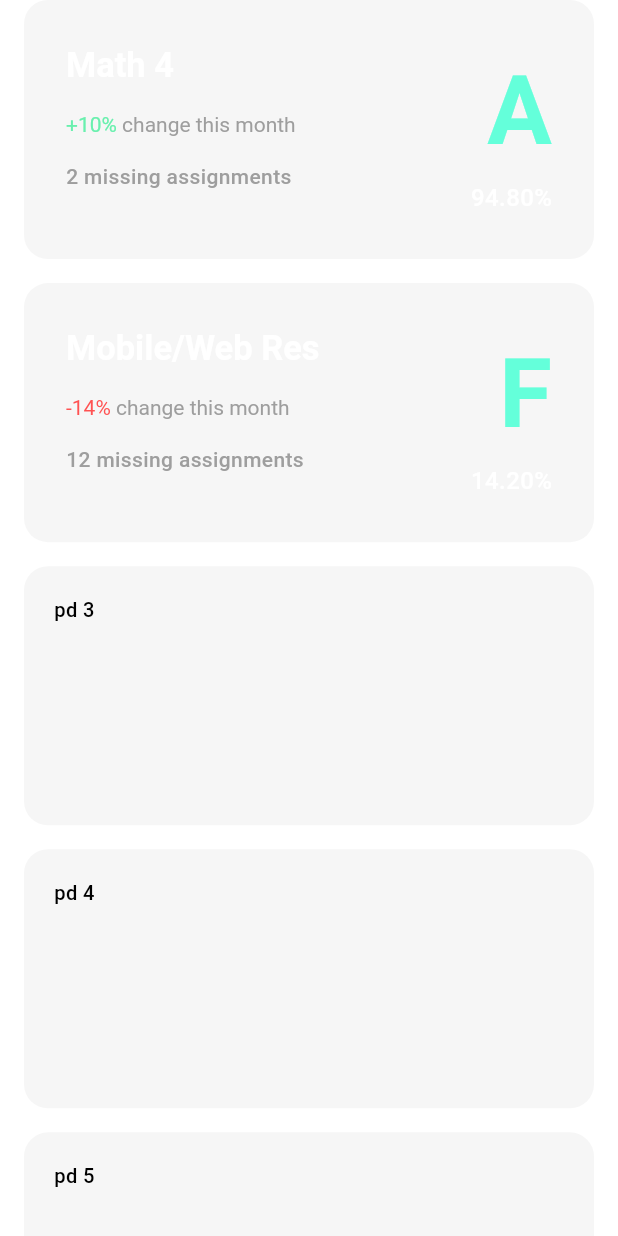
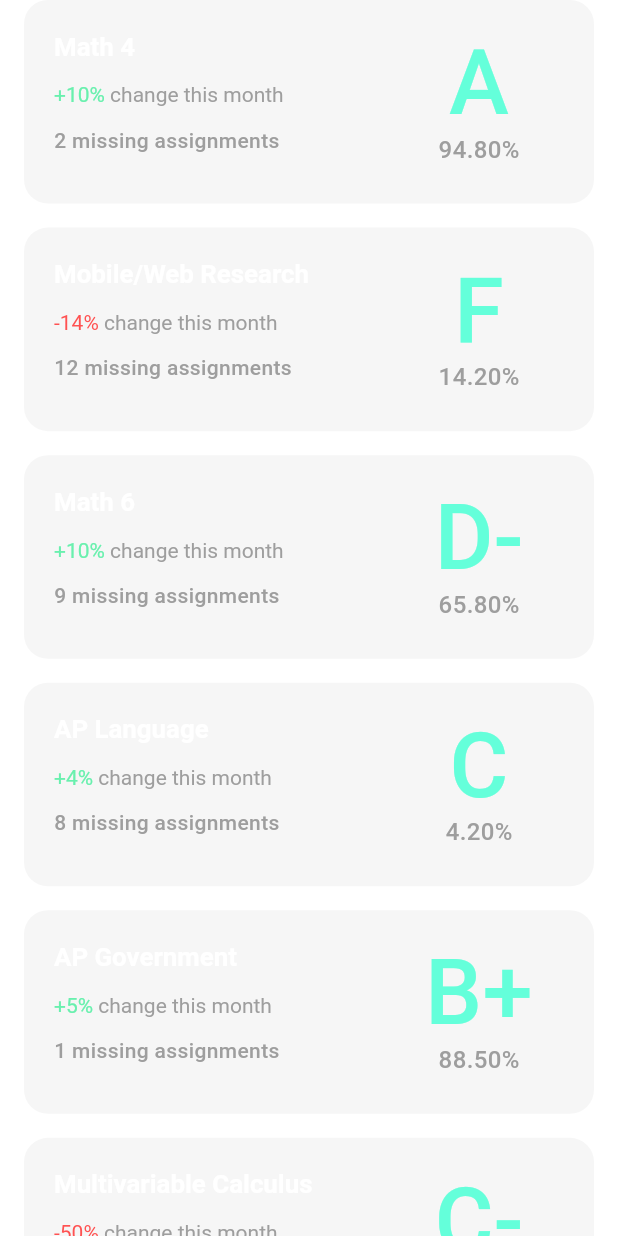
Before and after one commit to IshanA2007/GeneSIS, a Flutter app: the GenesisCardGrid widget shown alone on an empty page, opened directly, on a phone screen of 412 x 824 dp. Run offline on Flutter 3.47's test engine with Material 3 defaults, Android fonts, the phone set to English and light mode, and no system bars; our stand-ins replace carousel_slider, fl_chart, flutter_screenutil, get, iconsax, smooth_page_indicator; Roboto replaces fonts that are missing (Poppins).

```diff
--- a/lib/features/app/screens/home/widgets/card_grid.dart
+++ b/lib/common/widgets/card_grid.dart
@@ -1,14 +1,14 @@
 import 'package:flutter/material.dart';
-import 'package:grades/features/app/screens/home/widgets/genesis_card.dart';
+import 'package:grades/common/widgets/genesis_card.dart';
 import 'package:grades/utils/constants/sizes.dart';
 
 class GenesisCardGrid extends StatelessWidget {
-  const GenesisCardGrid({super.key, required this.columns, required this.rows, required this.children});
+  const GenesisCardGrid({super.key, required this.columns, required this.rows, required this.children, required this.childAspectRatio});
 
   final int rows;
   final int columns;
   final List<Widget> children;
-
+  final double childAspectRatio;
   @override
   Widget build(BuildContext context) {
     return Padding(
@@ -25,7 +25,7 @@ class GenesisCardGrid extends StatelessWidget {
               crossAxisCount: columns,
               crossAxisSpacing: GenesisSizes.spaceBtwItems,
               mainAxisSpacing: GenesisSizes.spaceBtwItems,
-              childAspectRatio: 2.2),
+              childAspectRatio: childAspectRatio),
           itemBuilder: (context, index) {
             // make sure index in bounds
             if (index < children.length) {
--- /dev/null
+++ b/lib/features/app/screens/gradebook/widgets/gradebook_gradecard.dart
@@ -0,0 +1,110 @@
+import 'package:flutter/material.dart';
+import 'package:grades/utils/constants/colors.dart';
+import 'package:grades/utils/constants/sizes.dart';
+import 'package:grades/utils/helpers/helper_functions.dart';
+
+class GradeCard extends StatelessWidget {
+  const GradeCard({
+    super.key,
+    required this.className,
+    required this.monthlyChange,
+    required this.missingAssignments,
+    required this.letterGrade,
+    required this.gradePercent,
+  });
+
+  final String className;
+  final int monthlyChange;
+  final int missingAssignments;
+  final String letterGrade;
+  final double gradePercent;
+
+  @override
+  Widget build(BuildContext context) {
+    final dark = GenesisHelpers.isDarkMode(context);
+
+    return Row(
+      children: [
+        // left - class name, change %, missing assignments
+        Expanded(
+          flex: 8,
+          child: Column(
+            crossAxisAlignment: CrossAxisAlignment.start,
+            children: [
+              Text(
+                className,
+                style: Theme.of(context).textTheme.headlineSmall!.apply(
+                    color: dark ? GenesisColors.white : GenesisColors.white),
+              ),
+              const Spacer(),
+              RichText(
+                text: TextSpan(
+                  children: [
+                    TextSpan(
+                      text:
+                          "${monthlyChange >= 0 ? '+' : '-'}${monthlyChange.abs()}%",
+                      style: TextStyle(
+                        fontSize: 14.0,
+                        color: monthlyChange >= 0
+                            ? Colors.greenAccent
+                            : Colors.redAccent,
+                      ),
+                    ),
+                    const TextSpan(
+                      text: " change this month",
+                      style: TextStyle(
+                        fontSize: 14.0,
+                        color: Colors.grey,
+                      ),
+                    ),
+                  ],
+                ),
+              ),
+              const Spacer(),
+              Text(
+                '$missingAssignments missing assignments',
+                style: const TextStyle(
+                  fontSize: 14.0,
+                  color: Colors.grey,
+                ),
+              ),
+              const Spacer(),
+            ],
+          ),
+        ),
+        // right - grade letter, percent
+        Expanded(
+          flex: 4,
+          child: Column(
+            crossAxisAlignment: CrossAxisAlignment.center,
+            children: [
+              Text(
+                letterGrade,
+                style: const TextStyle(
+                  fontSize: 60.0,
+                  fontWeight: FontWeight.w500,
+                  color: Colors.tealAccent,
+                ),
+                textHeightBehavior: const TextHeightBehavior(
+                  applyHeightToFirstAscent: false,
+                  applyHeightToLastDescent: false,
+                ),
+              ),
+              Text(
+                '${gradePercent.toStringAsFixed(2)}%',
+                style: const TextStyle(
+                  fontSize: 16.0,
+                  color: Colors.grey,
+                ),
+                textHeightBehavior: const TextHeightBehavior(
+                  applyHeightToFirstAscent: false,
+                  applyHeightToLastDescent: false,
+                ),
+              ),
+            ],
+          ),
+        ),
+      ],
+    );
+  }
+}
--- a/lib/features/app/screens/gradebook/widgets/gradecard.dart
+++ /dev/null
@@ -1,98 +0,0 @@
-import 'package:flutter/material.dart';
-import 'package:grades/utils/constants/colors.dart';
-import 'package:grades/utils/constants/sizes.dart';
-import 'package:grades/utils/helpers/helper_functions.dart';
-
-class GradeCard extends StatelessWidget {
-  const GradeCard({
-    super.key,
-    required this.className,
-    required this.monthlyChange,
-    required this.missingAssignments,
-    required this.letterGrade,
-    required this.gradePercent,
-  });
-
-  final String className;
-  final int monthlyChange;
-  final int missingAssignments;
-  final String letterGrade;
-  final double gradePercent;
-  @override
-  Widget build(BuildContext context) {
-    final dark = GenesisHelpers.isDarkMode(context);
-
-    return Padding(
-              padding: const EdgeInsets.symmetric(
-                  horizontal: GenesisSizes.sm,
-                  vertical: GenesisSizes.sm),
-              child: Row(
-                mainAxisAlignment: MainAxisAlignment.spaceBetween,
-                children: [
-                  // left - class name, change %, missing assignments
-                  Column(
-                    crossAxisAlignment: CrossAxisAlignment.start,
-                    children: [
-                      Text(
-                        className,
-                        style: Theme.of(context).textTheme.headlineMedium!.apply(color: dark ? GenesisColors.white : GenesisColors.white)
-                      ),
-                      const Spacer(),
-                      RichText(
-                        text: TextSpan(
-                          children: [
-                            TextSpan(
-                              text: "${monthlyChange >= 0 ? '+' : '-'}${monthlyChange.abs()}%",
-                              style: TextStyle(
-                                fontSize: 14.0,
-                                color: monthlyChange >= 0 ? Colors.greenAccent : Colors.redAccent,
-                              ),
-                            ),
-                            const TextSpan(
-                              text: " change this month",
-                              style: TextStyle(
-                                fontSize: 14.0,
-                                color: Colors.grey,
-                              ),
-                            ),
-                          ],
-                        ),
-                      ),
-                      const Spacer(),
-                      Text(
-                        '$missingAssignments missing assignments',
-                        style: const TextStyle(
-                          fontSize: 14.0,
-                          color: Colors.grey,
-                        ),
-                      ),
-                      const Spacer(),
-                    ],
-                  ),
-                  // right - grade letter, percent
-                  Column(
-                    crossAxisAlignment: CrossAxisAlignment.end,
-                    children: [
-                      Text(
-                        letterGrade,
-                        style: const TextStyle(
-                          fontSize: 64.0,
-                          fontWeight: FontWeight.bold,
-                          color: Colors.tealAccent,
-
-                        ),
-                      ),
-                      Text(
-                        '${gradePercent.toStringAsFixed(2)}%',
-                        style: const TextStyle(
-                          fontSize: 16.0,
-                          color: Colors.white,
-                        ),
-                      ),
-                    ],
-                  ),
-                ],
-              ),
-            );
-  }
-}
--- a/lib/features/app/screens/home/home.dart
+++ b/lib/features/app/screens/home/home.dart
@@ -2,7 +2,7 @@ import 'package:flutter/material.dart';
 import 'package:grades/common/widgets/appbar/appbar.dart';
 import 'package:grades/common/widgets/containers/circular_container.dart';
 import 'package:grades/features/app/screens/home/widgets/home_appbar.dart';
-import 'package:grades/features/app/screens/home/widgets/genesis_card.dart';
+import 'package:grades/common/widgets/genesis_card.dart';
 import 'package:grades/features/app/screens/home/widgets/home_carousel_graph.dart';
 import 'package:grades/features/app/screens/home/widgets/home_gpa_card_content.dart';
 import 'package:grades/features/app/screens/home/widgets/home_gpa_grid.dart';
--- a/lib/features/app/screens/home/widgets/home_carousel_graph.dart
+++ b/lib/features/app/screens/home/widgets/home_carousel_graph.dart
@@ -1,7 +1,7 @@
 import 'package:fl_chart/fl_chart.dart';
 import 'package:flutter/widgets.dart';
 import 'package:grades/common/data/sample_gpa_data.dart';
-import 'package:grades/features/app/screens/home/widgets/genesis_card.dart';
+import 'package:grades/common/widgets/genesis_card.dart';
 import 'package:grades/utils/constants/colors.dart';
 import 'package:grades/utils/constants/sizes.dart';
 
```
Also changed, not shown: lib/features/app/screens/gradebook/gradebook.dart (+47 -7 lines), lib/features/app/screens/home/widgets/home_gpa_grid.dart (+4 -3 lines), lib/common/widgets/genesis_card.dart (renamed from lib/features/app/screens/home/widgets/genesis_card.dart).
